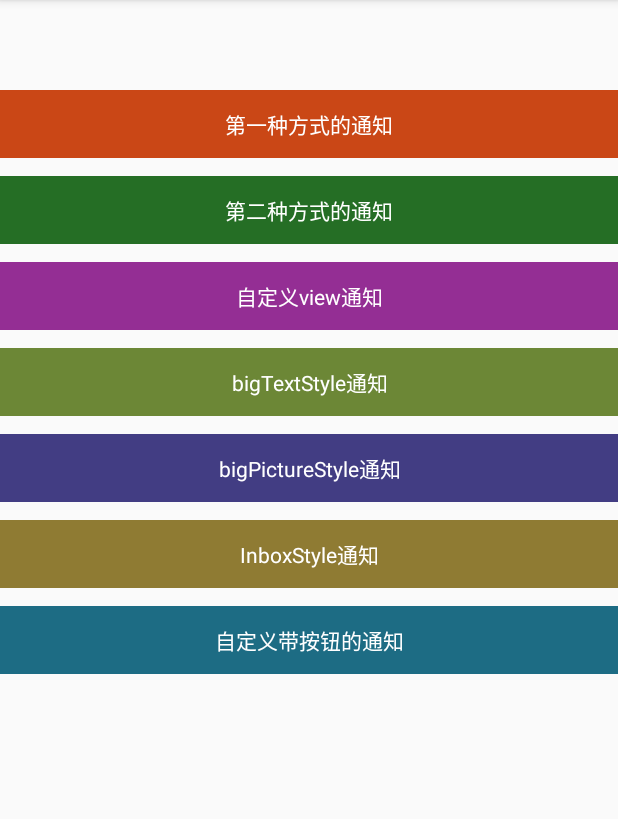
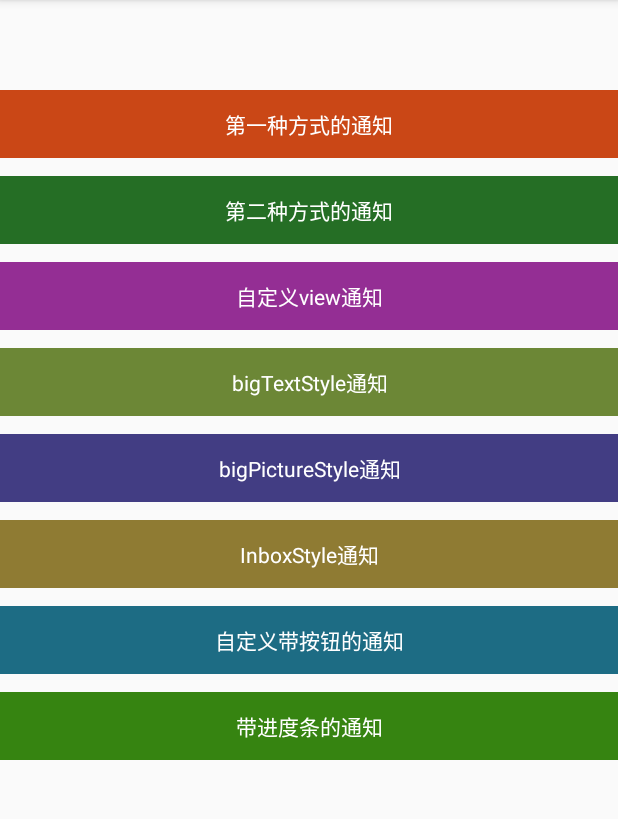
Before and after one commit to shaozucheng/NotificationDemo, an Android app: the screen it shows after launch (MainActivity), on a phone screen of 412 x 824 dp, the part 84-903 px from its top. Run offline under Robolectric (Android 15) with nearby library versions, the phone set to English and light mode, and no system bars; our stand-ins replace ButterKnife.

Commit message:
简述：添加进度条通知
背景信息：

修改内容：

```diff
--- a/app/src/main/res/layout/activity_main.xml
+++ b/app/src/main/res/layout/activity_main.xml
@@ -91,5 +91,16 @@
             android:text="自定义带按钮的通知"
             android:textColor="#ffffff"/>
 
+        <TextView
+            android:id="@+id/button08"
+            android:layout_width="match_parent"
+            android:layout_height="wrap_content"
+            android:layout_marginTop="12dp"
+            android:background="#368411"
+            android:gravity="center"
+            android:padding="12dp"
+            android:text="带进度条的通知"
+            android:textColor="#ffffff"/>
+
     </LinearLayout>
 </ScrollView>
```
Also changed, not shown: app/src/main/java/com/notification/MainActivity.java (+53 -1 lines), app/src/main/java/push/NotificationManager.java (+22 -0 lines).
